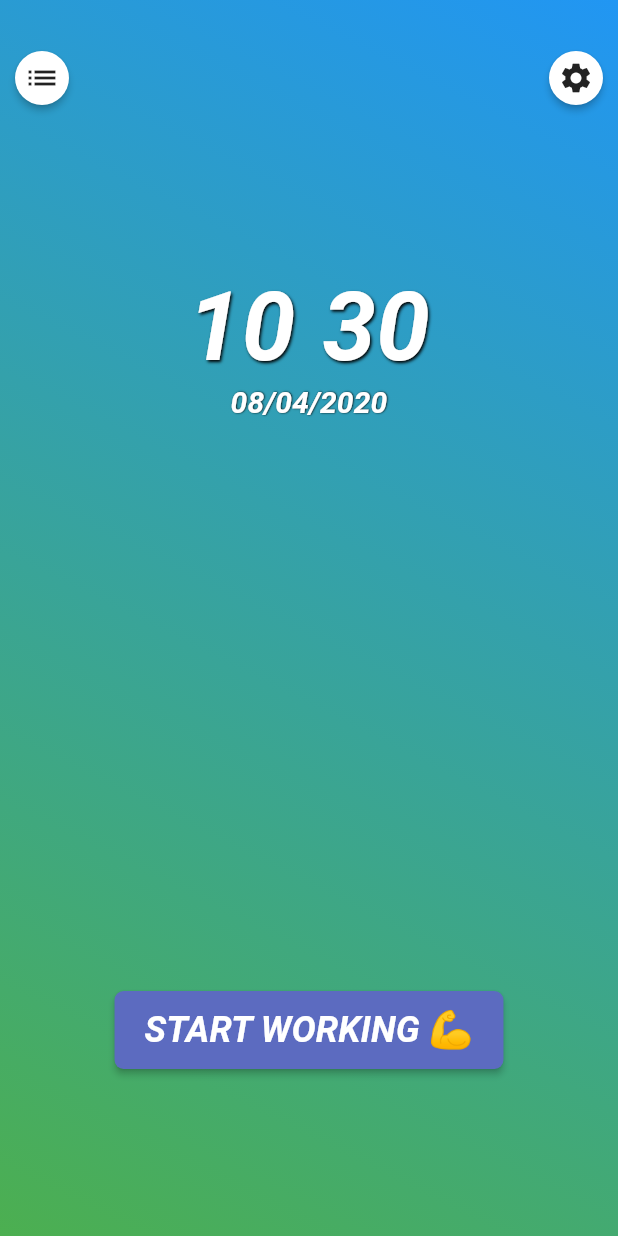
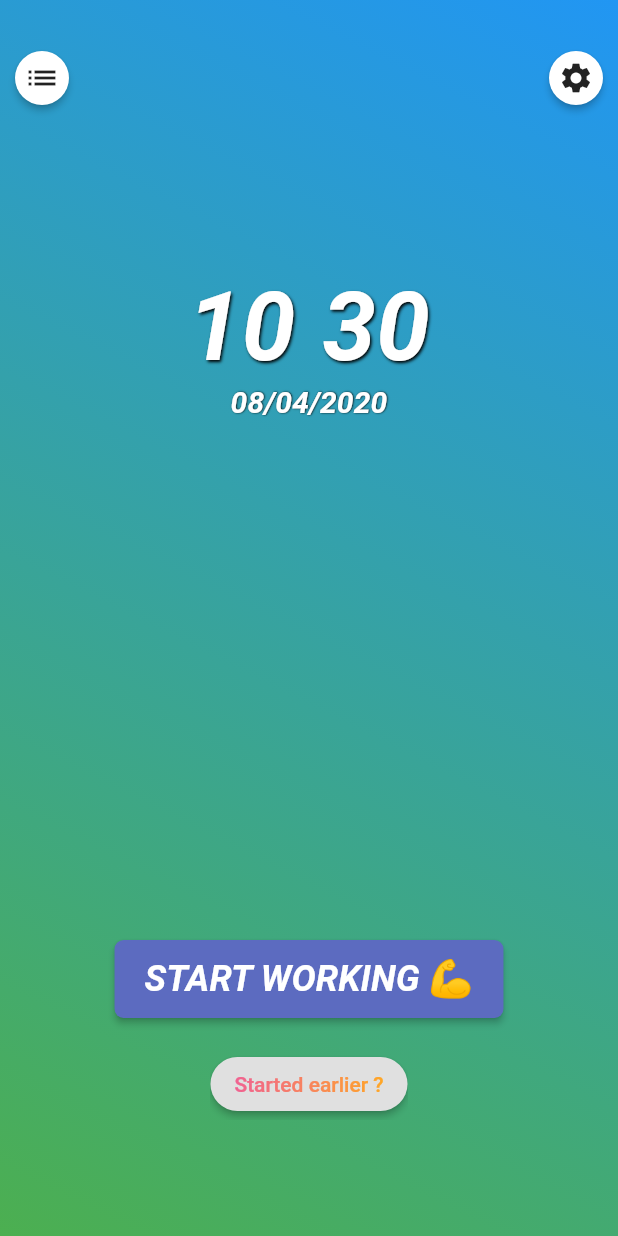
Before and after one commit to areille/time-spent, a Flutter app: the screen it shows after launch, on a phone screen of 412 x 824 dp. Run offline on Flutter 3.47's test engine with Material 2 defaults, Android fonts, the phone set to English and light mode, and no system bars; our stand-ins replace bloc, equatable, flushbar, flutter_bloc, moor, moor_ffi; generated files the repository leaves out were written again.

Commit message:
Add started earlier button

```diff
--- a/lib/main.dart
+++ b/lib/main.dart
@@ -36,7 +36,7 @@ class App extends StatelessWidget {
     return MaterialApp(
       title: 'Time Spent',
       theme: ThemeData(
-        primarySwatch: Colors.blueGrey,
+        primarySwatch: Colors.blue,
         textTheme: TextTheme(body1: style),
       ),
       home: HomePage(),
--- a/lib/screens/day_list.dart
+++ b/lib/screens/day_list.dart
@@ -6,7 +6,7 @@ import 'package:time_spent/widgets/back_button.dart';
 import '../data/db/database.dart';
 import '../services/dao/rushes_dao.dart';
 import '../utils/delete_dialog.dart';
-import '../utils/duration_ext.dart';
+import '../utils/extensions.dart';
 
 class DayListPage extends StatelessWidget {
   const DayListPage({
--- a/lib/screens/home.dart
+++ b/lib/screens/home.dart
@@ -7,9 +7,8 @@ import 'package:intl/intl.dart';
 
 import '../data/db/database.dart';
 import '../services/bloc/work_bloc.dart';
-import '../utils/datetime_ext.dart';
 import '../utils/delete_dialog.dart';
-import '../utils/duration_ext.dart';
+import '../utils/extensions.dart';
 import '../widgets/clock.dart';
 import 'list.dart';
 
@@ -76,8 +75,10 @@ class _HomePageState extends State<HomePage> {
                     ),
                     Container(
                       height: thirdHeight,
-                      child: Center(
-                        child: AnimatedSwitcher(
+                      child: Column(
+                        mainAxisAlignment: MainAxisAlignment.center,
+                        children: [
+                          AnimatedSwitcher(
                             duration: kAnimationDuration,
                             child: state is Done
                                 ? Row(
@@ -93,7 +94,8 @@ class _HomePageState extends State<HomePage> {
                                               color: Colors.greenAccent,
                                             ),
                                             message: 'Input saved !',
-                                          duration: const Duration(seconds: 3),
+                                            duration:
+                                                const Duration(seconds: 3),
                                             margin: const EdgeInsets.all(8),
                                             borderRadius: 8,
                                           )..show(context);
@@ -110,7 +112,8 @@ class _HomePageState extends State<HomePage> {
                                       SizedBox(width: 16),
                                       RawMaterialButton(
                                         onPressed: () async {
-                                        final res = await deleteDialog(context);
+                                          final res =
+                                              await deleteDialog(context);
                                           if (res) {
                                             BlocProvider.of<WorkBloc>(context)
                                                 .add(Reset());
@@ -150,9 +153,6 @@ class _HomePageState extends State<HomePage> {
                                           : state is InProgress
                                               ? Text('STOP WORKING',
                                                   style: textStyle)
-                                            : state is Done
-                                                ? Text('BACK HOME',
-                                                    style: textStyle)
                                               : Container(),
                                     ),
                                     onPressed: () {
@@ -173,6 +173,19 @@ class _HomePageState extends State<HomePage> {
                                         Colors.grey[400].withOpacity(0.5),
                                   ),
                           ),
+                          AnimatedContainer(
+                            duration: kAnimationDuration,
+                            height: state is Ready ? 20 : 0,
+                          ),
+                          AnimatedCrossFade(
+                            duration: kAnimationDuration,
+                            firstChild: const _StartedEarlierButton(),
+                            secondChild: Container(),
+                            crossFadeState: state is Ready
+                                ? CrossFadeState.showFirst
+                                : CrossFadeState.showSecond,
+                          ),
+                        ],
                       ),
                     ),
                   ],
@@ -180,6 +193,70 @@ class _HomePageState extends State<HomePage> {
               ],
             );
           },
+        ),
+      ),
+    );
+  }
+}
+
+class _StartedEarlierButton extends StatelessWidget {
+  const _StartedEarlierButton({
+    Key key,
+  }) : super(key: key);
+
+  @override
+  Widget build(BuildContext context) {
+    return RaisedButton(
+      shape: RoundedRectangleBorder(
+        borderRadius: BorderRadius.circular(20),
+      ),
+      splashColor: Colors.grey[400].withOpacity(0.5),
+      onPressed: () async {
+        final time = await showTimePicker(
+          context: context,
+          initialTime: TimeOfDay.now(),
+        );
+        if (time == null) return;
+        final dTime = time.toDate();
+        if (dTime.isAfter(DateTime.now()))
+          showDialog(
+              context: context,
+              child: AlertDialog(
+                content: Text(
+                  'Can you work in the future ?',
+                ),
+                actions: [
+                  FlatButton(
+                    child: Text('CLOSE'),
+                    onPressed: Navigator.of(context).pop,
+                  ),
+                ],
+              ));
+        else
+          BlocProvider.of<WorkBloc>(context).add(
+            Started(dTime),
+          );
+      },
+      child: ShaderMask(
+        shaderCallback: (bounds) => LinearGradient(
+          colors: [
+            Colors.pink.shade300,
+            Colors.orange.shade400,
+          ],
+        ).createShader(
+          Rect.fromLTWH(
+            0,
+            0,
+            bounds.width,
+            bounds.height,
+          ),
+        ),
+        child: const Text(
+          'Started earlier ?',
+          style: TextStyle(
+            fontSize: 14,
+            color: Colors.white,
+          ),
         ),
       ),
     );
--- a/lib/screens/list.dart
+++ b/lib/screens/list.dart
@@ -3,7 +3,7 @@ import 'package:provider/provider.dart';
 
 import '../data/db/database.dart';
 import '../services/dao/rushes_dao.dart';
-import '../utils/duration_ext.dart';
+import '../utils/extensions.dart';
 import '../widgets/back_button.dart';
 import 'month_list.dart';
 
--- a/lib/screens/month_list.dart
+++ b/lib/screens/month_list.dart
@@ -4,7 +4,7 @@ import 'package:provider/provider.dart';
 
 import '../data/db/database.dart';
 import '../services/dao/rushes_dao.dart';
-import '../utils/duration_ext.dart';
+import '../utils/extensions.dart';
 import '../widgets/back_button.dart';
 import 'day_list.dart';
 
--- /dev/null
+++ b/lib/utils/extensions.dart
@@ -0,0 +1,3 @@
+export './extensions/datetime_ext.dart';
+export './extensions/duration_ext.dart';
+export './extensions/timeofday_ext.dart';
```
Also changed, not shown: lib/utils/extensions/timeofday_ext.dart (added, +15 -0 lines), lib/utils/extensions/datetime_ext.dart (renamed from lib/utils/datetime_ext.dart), lib/utils/extensions/duration_ext.dart (renamed from lib/utils/duration_ext.dart). Lines whose indentation alone changed are shown as unchanged.
